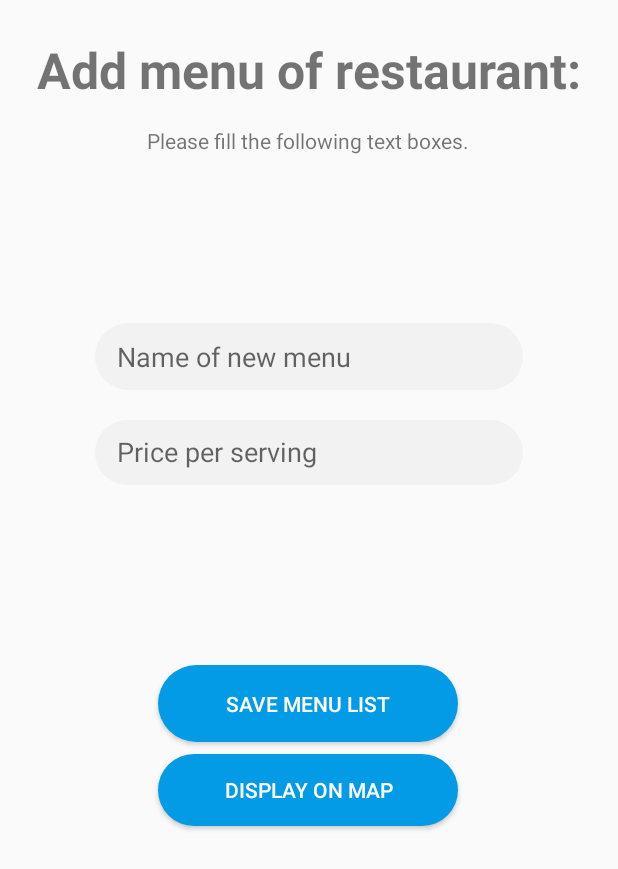
After one commit to ard0p8v/SMAP_SmartRestaurants, an Android app: the AddMenuRestaurantActivity screen opened directly, with no data from a screen before it, on a phone screen of 412 x 824 dp. The commit adds this screen. Shown: the top 869 px of the screen. Run offline under Robolectric (Android 15) with nearby library versions, the phone set to English and light mode, and no system bars; our stand-ins replace Firebase (no records; nobody signed in at launch, a user with empty details on screens opened directly).

Commit message:
Firebase database implementation for AddMenuRestaurant Activity

```diff
--- a/app/src/main/AndroidManifest.xml
+++ b/app/src/main/AndroidManifest.xml
@@ -48,7 +48,8 @@
             </intent-filter>
         </activity>
         <activity android:name=".RegistrationActivity" />
-        <activity android:name=".AddRestaurantActivity"></activity>
+        <activity android:name=".AddRestaurantActivity" />
+        <activity android:name=".AddMenuRestaurantActivity"></activity>
     </application>
 
 </manifest>
--- /dev/null
+++ b/app/src/main/java/com/sample/smartrestaurants/AddMenuRestaurantActivity.java
@@ -0,0 +1,70 @@
+package com.sample.smartrestaurants;
+
+import android.content.Intent;
+import android.support.v7.app.AppCompatActivity;
+import android.os.Bundle;
+import android.view.View;
+import android.widget.Button;
+import android.widget.EditText;
+import android.widget.Toast;
+
+import com.google.firebase.database.DatabaseReference;
+import com.google.firebase.database.FirebaseDatabase;
+import com.sample.smartrestaurants.model.Menu;
+
+public class AddMenuRestaurantActivity extends AppCompatActivity implements View.OnClickListener {
+
+    private DatabaseReference menuDatabase;
+    private Button btnSaveMenu;
+    private Button btnDisplayOnMap;
+    private EditText txtMenuName;
+    private EditText txtPrice;
+
+    public String rName;
+
+    @Override
+    protected void onCreate(Bundle savedInstanceState) {
+        super.onCreate(savedInstanceState);
+        setContentView(R.layout.activity_add_menu_restaurant);
+
+        txtMenuName = findViewById(R.id.menuName);
+        txtPrice = findViewById(R.id.price);
+        btnSaveMenu = findViewById(R.id.btnSaveMenu);
+        btnDisplayOnMap = findViewById(R.id.btnDisplayOnMap);
+        menuDatabase = FirebaseDatabase.getInstance().getReference().child("Menu");
+        rName = getIntent().getStringExtra("nameRes");
+
+        btnSaveMenu.setOnClickListener(this);
+        btnDisplayOnMap.setOnClickListener(new View.OnClickListener() {
+            @Override
+            public void onClick(View view) {
+                Intent i = new Intent(AddMenuRestaurantActivity.this, MapsActivity.class);
+                startActivity(i);
+            }
+        });
+    }
+
+    private void saveMenuRestaurantInfo() {
+        DatabaseReference pMenuDatabase = menuDatabase.push();
+        String menuName = txtMenuName.getText().toString().trim();
+        double price = Double.parseDouble(txtPrice.getText().toString().trim());
+        String restaurantName = rName.toString();
+
+
+        Menu menu = new Menu(menuName, price, restaurantName);
+        pMenuDatabase.setValue(menu);
+        Toast.makeText(this, "Menu of restaurant was saved", Toast.LENGTH_LONG).show();
+    }
+
+    @Override
+    public void onClick(View view) {
+        if(view == btnDisplayOnMap) {
+            finish();
+        }
+        if(view == btnSaveMenu) {
+            saveMenuRestaurantInfo();
+            txtMenuName.getText().clear();
+            txtPrice.getText().clear();
+        }
+    }
+}
--- a/app/src/main/java/com/sample/smartrestaurants/LoginActivity.java
+++ b/app/src/main/java/com/sample/smartrestaurants/LoginActivity.java
@@ -1,5 +1,6 @@
 package com.sample.smartrestaurants;
 
+import android.app.ProgressDialog;
 import android.content.Intent;
 import android.support.annotation.NonNull;
 import android.support.v7.app.AppCompatActivity;
@@ -15,6 +16,9 @@ import com.google.android.gms.tasks.OnCompleteListener;
 import com.google.android.gms.tasks.Task;
 import com.google.firebase.auth.AuthResult;
 import com.google.firebase.auth.FirebaseAuth;
+import com.sample.smartrestaurants.MainActivity;
+import com.sample.smartrestaurants.R;
+import com.sample.smartrestaurants.RegistrationActivity;
 
 public class LoginActivity extends AppCompatActivity {
 
--- /dev/null
+++ b/app/src/main/res/layout/activity_add_menu_restaurant.xml
@@ -0,0 +1,104 @@
+<?xml version="1.0" encoding="utf-8"?>
+<android.support.constraint.ConstraintLayout xmlns:android="http://schemas.android.com/apk/res/android"
+    xmlns:app="http://schemas.android.com/apk/res-auto"
+    xmlns:tools="http://schemas.android.com/tools"
+    android:layout_width="match_parent"
+    android:layout_height="match_parent"
+    tools:context=".AddMenuRestaurantActivity">
+
+    <TextView
+        android:id="@+id/textView7"
+        android:layout_width="wrap_content"
+        android:layout_height="wrap_content"
+        android:layout_gravity="center"
+        android:layout_marginBottom="8dp"
+        android:layout_marginEnd="8dp"
+        android:layout_marginStart="8dp"
+        android:layout_marginTop="84dp"
+        android:text="Please fill the following text boxes."
+        app:layout_constraintBottom_toTopOf="@+id/imageView2"
+        app:layout_constraintEnd_toEndOf="parent"
+        app:layout_constraintHorizontal_bias="0.497"
+        app:layout_constraintStart_toStartOf="parent"
+        app:layout_constraintTop_toTopOf="parent" />
+
+    <TextView
+        android:id="@+id/textView6"
+        android:layout_width="wrap_content"
+        android:layout_height="51dp"
+        android:layout_gravity="center"
+        android:layout_marginBottom="8dp"
+        android:layout_marginEnd="8dp"
+        android:layout_marginStart="8dp"
+        android:layout_marginTop="24dp"
+        android:text="Add menu of restaurant:"
+        android:textSize="33dp"
+        android:textStyle="bold"
+        app:layout_constraintBottom_toTopOf="@+id/imageView2"
+        app:layout_constraintEnd_toEndOf="parent"
+        app:layout_constraintHorizontal_bias="0.494"
+        app:layout_constraintStart_toStartOf="parent"
+        app:layout_constraintTop_toTopOf="parent" />
+
+    <EditText
+        android:id="@+id/menuName"
+        android:layout_width="285dp"
+        android:layout_height="wrap_content"
+        android:layout_marginEnd="8dp"
+        android:layout_marginStart="8dp"
+        android:layout_marginTop="112dp"
+        android:background="@drawable/edit_text_style"
+        android:ems="10"
+        android:hint="Name of new menu"
+        android:inputType="textPersonName"
+        app:layout_constraintEnd_toEndOf="parent"
+        app:layout_constraintStart_toStartOf="parent"
+        app:layout_constraintTop_toBottomOf="@+id/textView7" />
+
+    <EditText
+        android:id="@+id/price"
+        android:layout_width="285dp"
+        android:layout_height="43dp"
+        android:layout_marginEnd="8dp"
+        android:layout_marginStart="8dp"
+        android:layout_marginTop="20dp"
+        android:background="@drawable/edit_text_style"
+        android:ems="10"
+        android:hint="Price per serving"
+        android:inputType="textPersonName"
+        app:layout_constraintEnd_toEndOf="parent"
+        app:layout_constraintStart_toStartOf="parent"
+        app:layout_constraintTop_toBottomOf="@+id/menuName" />
+
+    <Button
+        android:id="@+id/btnSaveMenu"
+        android:layout_width="200dp"
+        android:layout_height="51dp"
+        android:layout_marginEnd="8dp"
+        android:layout_marginStart="8dp"
+        android:layout_marginTop="120dp"
+        android:background="@drawable/button_style_login"
+        android:text="Save menu list"
+        android:textColor="@color/white"
+        app:layout_constraintEnd_toEndOf="parent"
+        app:layout_constraintHorizontal_bias="0.497"
+        app:layout_constraintStart_toStartOf="parent"
+        app:layout_constraintTop_toBottomOf="@+id/price" />
+
+    <Button
+        android:id="@+id/btnDisplayOnMap"
+        android:layout_width="200dp"
+        android:layout_height="wrap_content"
+        android:layout_marginEnd="8dp"
+        android:layout_marginStart="8dp"
+        android:layout_marginTop="8dp"
+        android:background="@drawable/button_style_login"
+        android:onClick="actionDisplayOnMap"
+        android:text="Display on map"
+        android:textColor="@color/white"
+        app:layout_constraintEnd_toEndOf="parent"
+        app:layout_constraintHorizontal_bias="0.497"
+        app:layout_constraintStart_toStartOf="parent"
+        app:layout_constraintTop_toBottomOf="@+id/btnSaveMenu" />
+
+</android.support.constraint.ConstraintLayout>
```
Also changed, not shown: app/src/main/java/com/sample/smartrestaurants/AddRestaurantActivity.java (+41 -20 lines), app/src/main/java/com/sample/smartrestaurants/MapsActivity.java (+2 -15 lines), app/src/main/java/com/sample/smartrestaurants/db/Restaurant.java (deleted, +0 -18 lines), app/src/main/java/com/sample/smartrestaurants/model/Menu.java (added, +18 -0 lines), app/src/main/java/com/sample/smartrestaurants/model/Restaurant.java (added, +22 -0 lines), app/src/main/res/layout/activity_add_restaurant.xml (+61 -15 lines).
